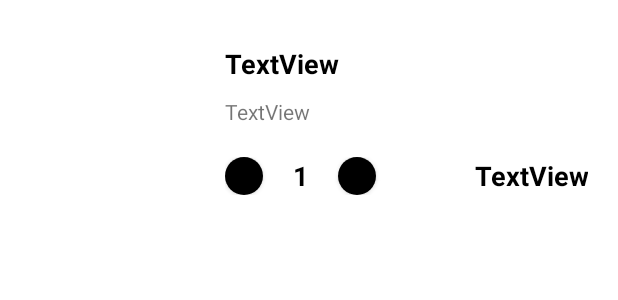
After one commit to IgorK91/MioPizza, an Android app: the layout item_confirm.xml on its own in the app's theme, with its tools: preview values and no code run, on a phone screen of 412 x 824 dp. The commit adds this screen. Shown: the top 300 px of the screen. Run offline under Robolectric (Android 15) with nearby library versions, the phone set to English and light mode, and no system bars.

Commit message:
29.06.2021

```diff
--- a/app/src/main/java/ru/korelyakov/miopizza/ui/main/MainActivity.java
+++ b/app/src/main/java/ru/korelyakov/miopizza/ui/main/MainActivity.java
@@ -24,6 +24,7 @@ import androidx.drawerlayout.widget.DrawerLayout;
 import androidx.appcompat.app.AppCompatActivity;
 import androidx.appcompat.widget.Toolbar;
 
+import ru.korelyakov.miopizza.ui.confirm.CartFragment;
 import ru.korelyakov.miopizza.ui.order.OrderActivity;
 import ru.korelyakov.miopizza.R;
 import ru.korelyakov.miopizza.product.OrderTools;
@@ -205,7 +206,8 @@ public class MainActivity extends AppCompatActivity {
     public boolean onOptionsItemSelected(final MenuItem item) {
         switch (item.getItemId()) {
             case R.id.cart:
-                Intent intent = new Intent(this, OrderActivity.class);
+                //  Intent intent = new Intent(this, OrderActivity.class);
+                Intent intent = new Intent(this, CartFragment.class);
                 startActivity(intent);
             default:
                 return super.onOptionsItemSelected(item);
--- a/app/src/main/java/ru/korelyakov/miopizza/ui/menu/MenuActivity.java
+++ b/app/src/main/java/ru/korelyakov/miopizza/ui/menu/MenuActivity.java
@@ -17,6 +17,7 @@ import java.util.ArrayList;
 import java.util.List;
 import java.util.stream.Collectors;
 
+import ru.korelyakov.miopizza.ui.confirm.CartFragment;
 import ru.korelyakov.miopizza.ui.order.OrderActivity;
 import ru.korelyakov.miopizza.ui.product.ProductActivity;
 import ru.korelyakov.miopizza.R;
@@ -184,7 +185,8 @@ public class MenuActivity extends AppCompatActivity implements
     public boolean onOptionsItemSelected(final MenuItem item) {
         switch (item.getItemId()) {
             case R.id.cart:
-                Intent intent = new Intent(this, OrderActivity.class);
+                //  Intent intent = new Intent(this, OrderActivity.class);
+                Intent intent = new Intent(this, CartFragment.class);
                 startActivity(intent);
                 return true;
             default:
--- a/app/src/main/java/ru/korelyakov/miopizza/ui/product/ProductActivity.java
+++ b/app/src/main/java/ru/korelyakov/miopizza/ui/product/ProductActivity.java
@@ -19,6 +19,7 @@ import ru.korelyakov.miopizza.R;
 import ru.korelyakov.miopizza.product.OrderTools;
 import ru.korelyakov.miopizza.product.Product;
 import ru.korelyakov.miopizza.product.ProductType;
+import ru.korelyakov.miopizza.ui.confirm.CartFragment;
 import ru.korelyakov.miopizza.ui.order.OrderActivity;
 
 public class ProductActivity extends AppCompatActivity implements
@@ -156,7 +157,8 @@ public class ProductActivity extends AppCompatActivity implements
     public boolean onOptionsItemSelected(final MenuItem item) {
         switch (item.getItemId()) {
             case R.id.cart:
-                Intent intent = new Intent(this, OrderActivity.class);
+              //  Intent intent = new Intent(this, OrderActivity.class);
+                Intent intent = new Intent(this, CartFragment.class);
                 startActivity(intent);
                 return true;
             default:
--- /dev/null
+++ b/app/src/main/res/drawable/button_cart_round_background_gradient.xml
@@ -0,0 +1,7 @@
+<?xml version="1.0" encoding="utf-8"?>
+<shape xmlns:android="http://schemas.android.com/apk/res/android"
+    android:dither="true"
+    android:shape="oval">
+
+    <solid android:color="@color/orangeText" />
+</shape>
--- /dev/null
+++ b/app/src/main/res/layout/item_confirm.xml
@@ -0,0 +1,89 @@
+<?xml version="1.0" encoding="utf-8"?>
+<LinearLayout xmlns:android="http://schemas.android.com/apk/res/android"
+    xmlns:app="http://schemas.android.com/apk/res-auto"
+    android:layout_width="match_parent"
+    android:layout_height="wrap_content"
+    android:layout_marginLeft="10dp"
+    android:layout_marginTop="10dp"
+    android:background="@color/white"
+    android:foreground="?android:selectableItemBackground"
+    android:gravity="center_vertical|center_horizontal"
+    android:orientation="horizontal"
+    android:padding="20dp">
+
+    <ImageView
+        android:id="@+id/image"
+        android:layout_width="100dp"
+        android:layout_height="100dp" />
+
+    <LinearLayout
+        android:layout_width="match_parent"
+        android:layout_height="match_parent"
+        android:layout_marginLeft="20dp"
+        android:orientation="vertical">
+
+        <TextView
+            android:id="@+id/name"
+            android:layout_width="match_parent"
+            android:layout_height="wrap_content"
+            android:text="TextView"
+            android:textColor="@color/black"
+            android:textSize="18sp"
+            android:textStyle="bold" />
+
+        <TextView
+            android:id="@+id/description"
+            android:layout_width="match_parent"
+            android:layout_height="match_parent"
+            android:layout_marginTop="10dp"
+            android:layout_weight="0.1"
+            android:text="TextView" />
+
+        <LinearLayout
+            android:layout_width="match_parent"
+            android:layout_height="wrap_content"
+            android:gravity="center_vertical"
+            android:orientation="horizontal">
+
+            <Button
+                android:id="@+id/minus"
+                android:layout_width="25dp"
+                android:layout_height="25dp"
+                android:background="@drawable/button_cart_round_background_gradient"
+                android:text="-"
+                android:textColor="@color/white"
+                android:textSize="18sp" />
+
+            <TextView
+                android:id="@+id/quantity"
+                android:layout_width="wrap_content"
+                android:layout_height="wrap_content"
+                android:layout_marginLeft="20dp"
+                android:layout_marginRight="20dp"
+                android:text="1"
+                android:textColor="@color/black"
+                android:textSize="18sp"
+                android:textStyle="bold" />
+
+            <Button
+                android:id="@+id/plus"
+                android:layout_width="25dp"
+                android:layout_height="25dp"
+                android:background="@drawable/button_cart_round_background_gradient"
+                android:text="+"
+                android:textColor="@color/white"
+                android:textSize="18sp" />
+
+            <TextView
+                android:id="@+id/price"
+                android:layout_width="wrap_content"
+                android:layout_height="wrap_content"
+                android:layout_weight="1"
+                android:gravity="right"
+                android:text="TextView"
+                android:textColor="@color/black"
+                android:textSize="18sp"
+                android:textStyle="bold" />
+        </LinearLayout>
+    </LinearLayout>
+</LinearLayout>
--- a/app/src/main/res/layout/nav_header_main.xml
+++ b/app/src/main/res/layout/nav_header_main.xml
@@ -14,11 +14,11 @@
 
     <ImageView
         android:id="@+id/imageView"
-        android:layout_width="148dp"
-        android:layout_height="60dp"
+        android:layout_width="90dp"
+        android:layout_height="90dp"
         android:contentDescription="@string/nav_header_desc"
         android:paddingTop="@dimen/nav_header_vertical_spacing"
-        app:srcCompat="@mipmap/dim" />
+        app:srcCompat="@mipmap/client" />
 
     <TextView
         android:id="@+id/client"
```
Also changed, not shown: app/build.gradle (+8 -1 lines), app/src/main/AndroidManifest.xml (+15 -19 lines), app/src/main/java/ru/korelyakov/miopizza/ui/allmenu/ImageAdapter.java (deleted, +0 -47 lines), app/src/main/java/ru/korelyakov/miopizza/ui/confirm/CartFragment.java (added, +96 -0 lines), app/src/main/java/ru/korelyakov/miopizza/ui/confirm/ConfirmAdapter.java (added, +114 -0 lines), app/src/main/res/layout/activity_confirm.xml (added, +24 -0 lines), app/src/main/res/drawable-v24/icon.png (added), app/src/main/res/mipmap-xhdpi/client.png (added).
